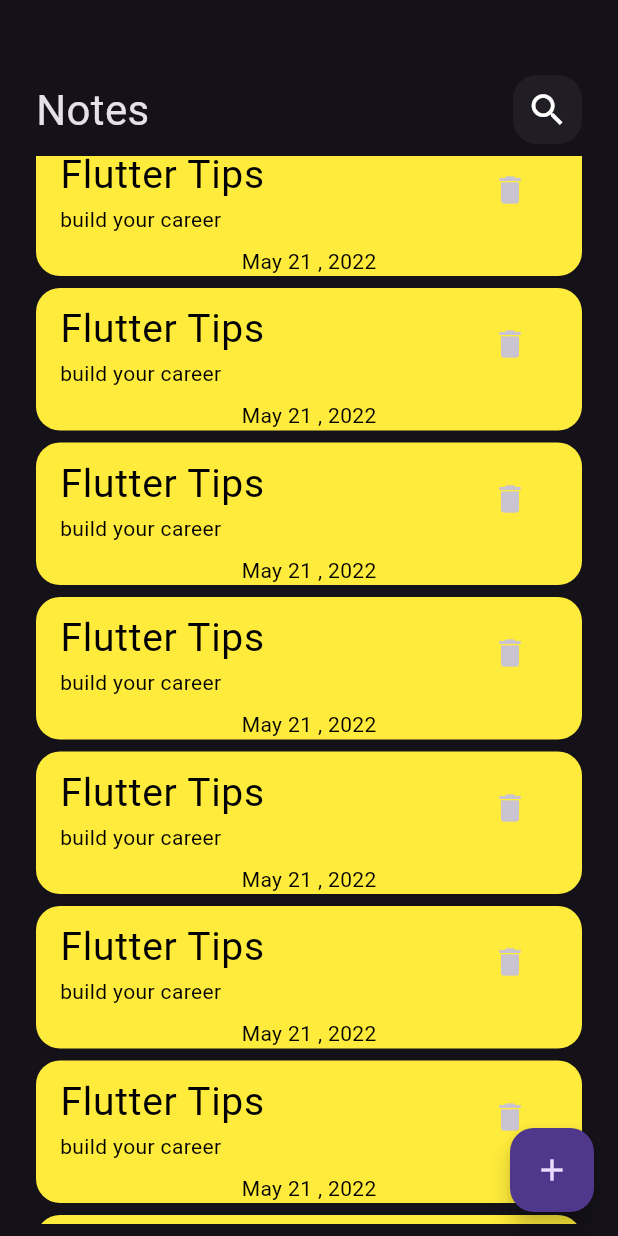
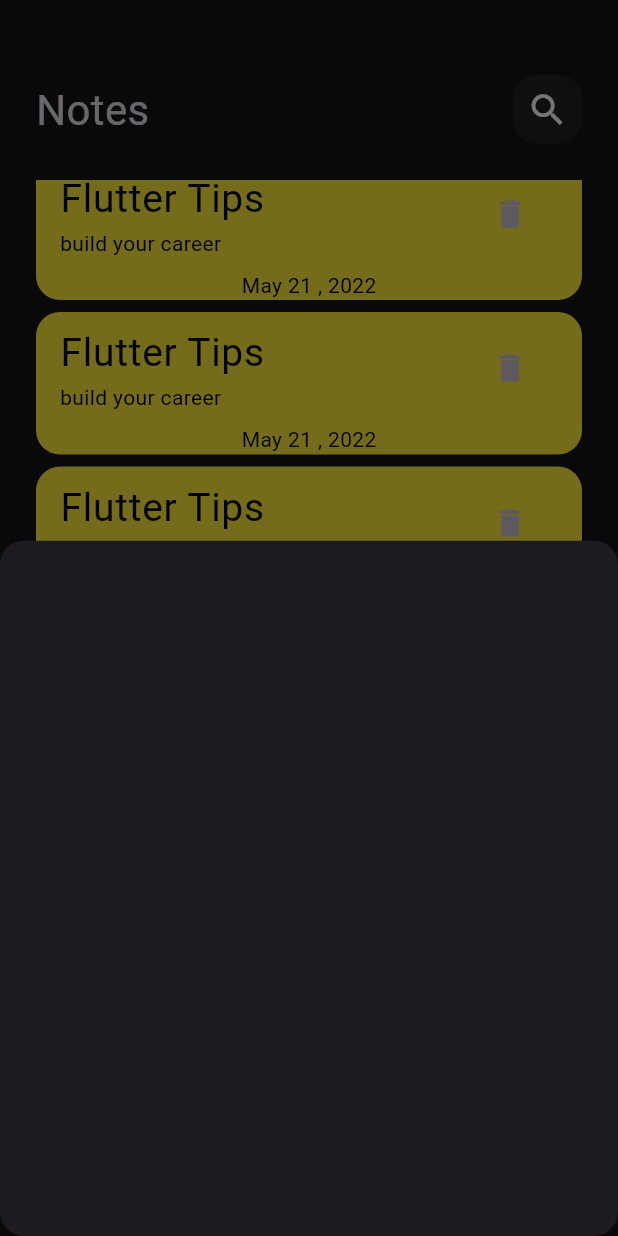
Before and after one commit to boshraelameer/flutter_notes_app, a Flutter app: the screen it shows after launch, scrolled down 1152 dp, after a tap on the "add" icon, on a phone screen of 412 x 824 dp. Run offline on Flutter 3.47's test engine with Material 3 defaults, Android fonts, the phone set to English and light mode, and no system bars.

Commit message:
bottom sheet

```diff
--- /dev/null
+++ b/lib/view/add_note_bottom_sheet.dart
@@ -0,0 +1,10 @@
+import 'package:flutter/material.dart';
+
+class AddNoteBottomSheet extends StatelessWidget {
+  const AddNoteBottomSheet({super.key});
+
+  @override
+  Widget build(BuildContext context) {
+    return Container();
+  }
+}
--- a/lib/view/notes_view.dart
+++ b/lib/view/notes_view.dart
@@ -1,4 +1,5 @@
 import 'package:flutter/material.dart';
+import 'package:notes_app/view/add_note_bottom_sheet.dart';
 import 'package:notes_app/view/widgets/notes_view_body.dart';
 
 class NotesView extends StatelessWidget {
@@ -8,7 +9,16 @@ class NotesView extends StatelessWidget {
   Widget build(BuildContext context) {
     return Scaffold(
       floatingActionButton: FloatingActionButton(
-        onPressed: () {},
+        onPressed: () {
+          showModalBottomSheet(
+            shape: RoundedRectangleBorder(
+              borderRadius: BorderRadius.circular(16),
+            ),
+              context: context,
+              builder: (context) {
+                return const AddNoteBottomSheet();
+              });
+        },
         child: const Icon(Icons.add),
       ),
       body: const NotesViewBodyWidget(),
--- a/lib/view/widgets/notes_list_view.dart
+++ b/lib/view/widgets/notes_list_view.dart
@@ -6,11 +6,16 @@ class NotesListView extends StatelessWidget {
 
   @override
   Widget build(BuildContext context) {
-    return ListView.builder(itemBuilder: (context, index) {
-      return const Padding(
-        padding: EdgeInsets.symmetric(vertical: 4),
-        child: NoteItem(),
-      );
-    });
+    return Padding(
+      padding: const EdgeInsets.symmetric(vertical: 16),
+      child: ListView.builder(
+          padding: EdgeInsets.zero,
+          itemBuilder: (context, index) {
+            return const Padding(
+              padding: EdgeInsets.symmetric(vertical: 4),
+              child: NoteItem(),
+            );
+          }),
+    );
   }
 }
```
